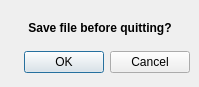
Old version of the form src/gui/ExitWithoutSavingDialog.ui in the repository danieleambrosino/KeeReeng.
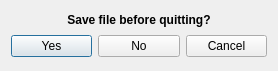
New version of the form.

Commit message: Implemented ExitWithoutSaving warning

Patch:
```diff
--- a/src/gui/ExitWithoutSavingDialog.ui
+++ b/src/gui/ExitWithoutSavingDialog.ui
@@ -6,8 +6,8 @@
    <rect>
     <x>0</x>
     <y>0</y>
-    <width>199</width>
-    <height>87</height>
+    <width>278</width>
+    <height>71</height>
    </rect>
   </property>
   <property name="windowTitle">
@@ -16,10 +16,10 @@
   <widget class="QWidget" name="">
    <property name="geometry">
     <rect>
-     <x>10</x>
-     <y>10</y>
-     <width>180</width>
-     <height>63</height>
+     <x>11</x>
+     <y>11</y>
+     <width>256</width>
+     <height>46</height>
     </rect>
    </property>
    <layout class="QVBoxLayout" name="verticalLayout">
@@ -41,14 +41,29 @@
      </widget>
     </item>
     <item>
-     <widget class="QDialogButtonBox" name="buttonBox">
-      <property name="orientation">
-       <enum>Qt::Horizontal</enum>
-      </property>
-      <property name="standardButtons">
-       <set>QDialogButtonBox::Cancel|QDialogButtonBox::Ok</set>
-      </property>
-     </widget>
+     <layout class="QHBoxLayout" name="horizontalLayout">
+      <item>
+       <widget class="QPushButton" name="yesButton">
+        <property name="text">
+         <string>Yes</string>
+        </property>
+       </widget>
+      </item>
+      <item>
+       <widget class="QPushButton" name="noButton">
+        <property name="text">
+         <string>No</string>
+        </property>
+       </widget>
+      </item>
+      <item>
+       <widget class="QPushButton" name="cancelButton">
+        <property name="text">
+         <string>Cancel</string>
+        </property>
+       </widget>
+      </item>
+     </layout>
     </item>
    </layout>
   </widget>
```
Left out of the diff: 35 changed lines with no effect on the pictures. The commit also changes 4 other files.
